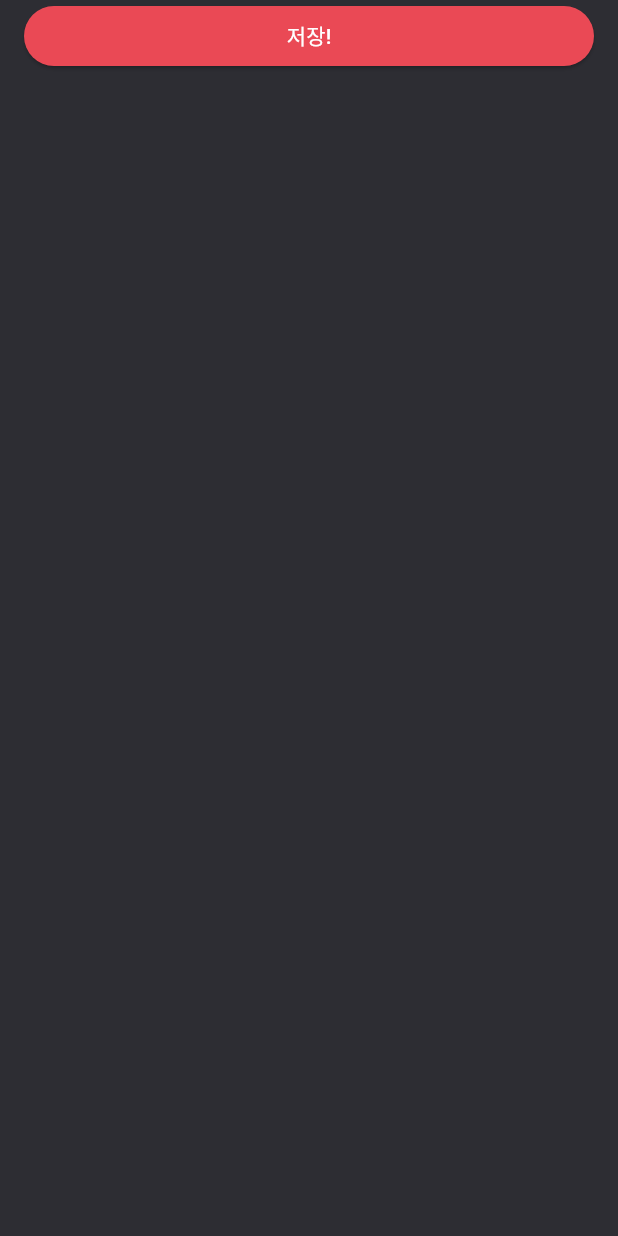
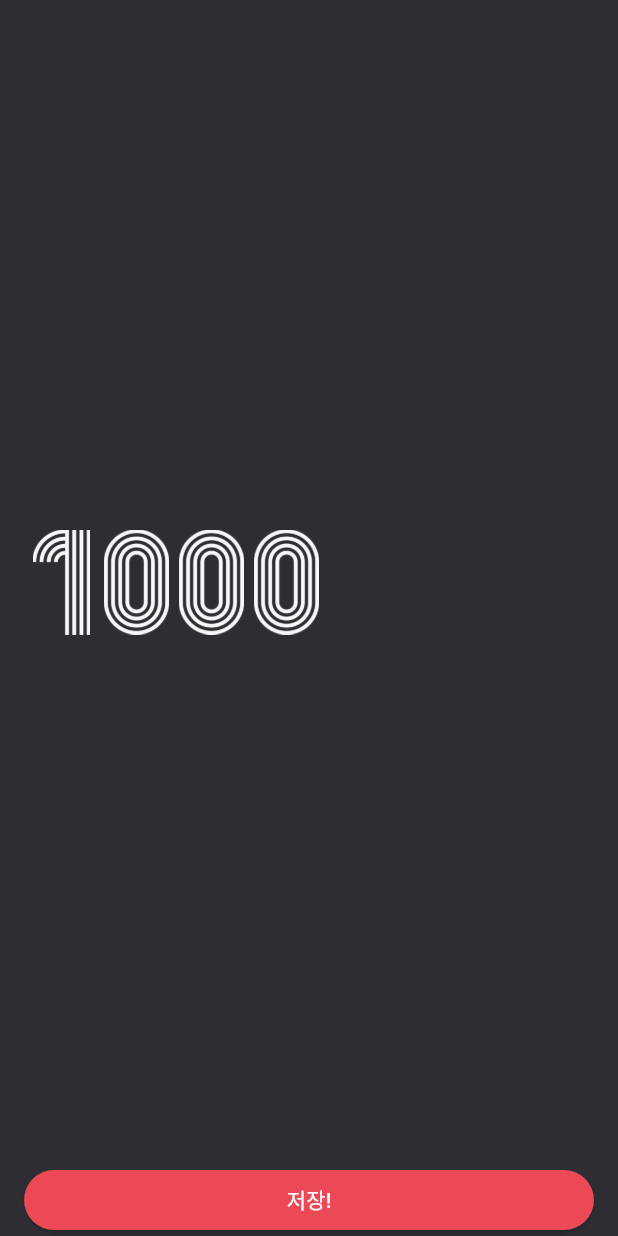
Before and after one commit to bingbingpa/hello-flutter, a Flutter app: the screen it shows after launch, after a tap on the "settings" icon, on a phone screen of 412 x 824 dp. Run offline on Flutter 3.47's test engine with Material 3 defaults, Android fonts, the phone set to English and light mode, and no system bars; our stand-ins replace webview_flutter.

Commit message:
[Random Number Generator] 세팅화면에 숫자 렌더링하기

```diff
--- a/random_number_generator/lib/screen/setting_screen.dart
+++ b/random_number_generator/lib/screen/setting_screen.dart
@@ -1,8 +1,15 @@
 import 'package:flutter/material.dart';
 import 'package:random_number_generator/constant/color.dart';
 
-class SettingScreen extends StatelessWidget {
+class SettingScreen extends StatefulWidget {
   const SettingScreen({super.key});
+
+  @override
+  State<SettingScreen> createState() => _SettingScreenState();
+}
+
+class _SettingScreenState extends State<SettingScreen> {
+  double maxNumber = 1000;
 
   @override
   Widget build(BuildContext context) {
@@ -10,22 +17,13 @@ class SettingScreen extends StatelessWidget {
       backgroundColor: primaryColor,
       body: SafeArea(
         child: Padding(
-          padding: EdgeInsets.symmetric(
-            horizontal: 16.0
-          ),
+          padding: EdgeInsets.symmetric(horizontal: 16.0),
           child: Column(
             crossAxisAlignment: CrossAxisAlignment.stretch,
             children: [
-              ElevatedButton(
-                style: ElevatedButton.styleFrom(
-                  backgroundColor: redColor,
-                  foregroundColor: Colors.white
-                ),
-                  onPressed: (){
-                    Navigator.of(context).pop();
-                  },
-                  child: Text('저장!'),
-              )
+              _Number(maxNumber: maxNumber),
+              _Slider(),
+              _Button()
             ],
           ),
         ),
@@ -33,3 +31,48 @@ class SettingScreen extends StatelessWidget {
     );
   }
 }
+
+class _Button extends StatelessWidget {
+  const _Button({super.key});
+
+  @override
+  Widget build(BuildContext context) {
+    return ElevatedButton(
+      style: ElevatedButton.styleFrom(
+          backgroundColor: redColor, foregroundColor: Colors.white),
+      onPressed: () {
+        Navigator.of(context).pop();
+      },
+      child: Text('저장!'),
+    );
+  }
+}
+
+class _Number extends StatelessWidget {
+  final double maxNumber;
+  const _Number({super.key, required this.maxNumber});
+
+  @override
+  Widget build(BuildContext context) {
+    return Expanded(
+        child: Container(
+          child: Row(
+              children: maxNumber.toInt().toString().split('')
+                  .map((number) => Image.asset(
+                'asset/img/$number.png',
+                width: 50.0,
+                height: 70.0,
+              ))
+                  .toList()),
+        ));
+  }
+}
+
+class _Slider extends StatelessWidget {
+  const _Slider({super.key});
+
+  @override
+  Widget build(BuildContext context) {
+    return Container();
+  }
+}
```
